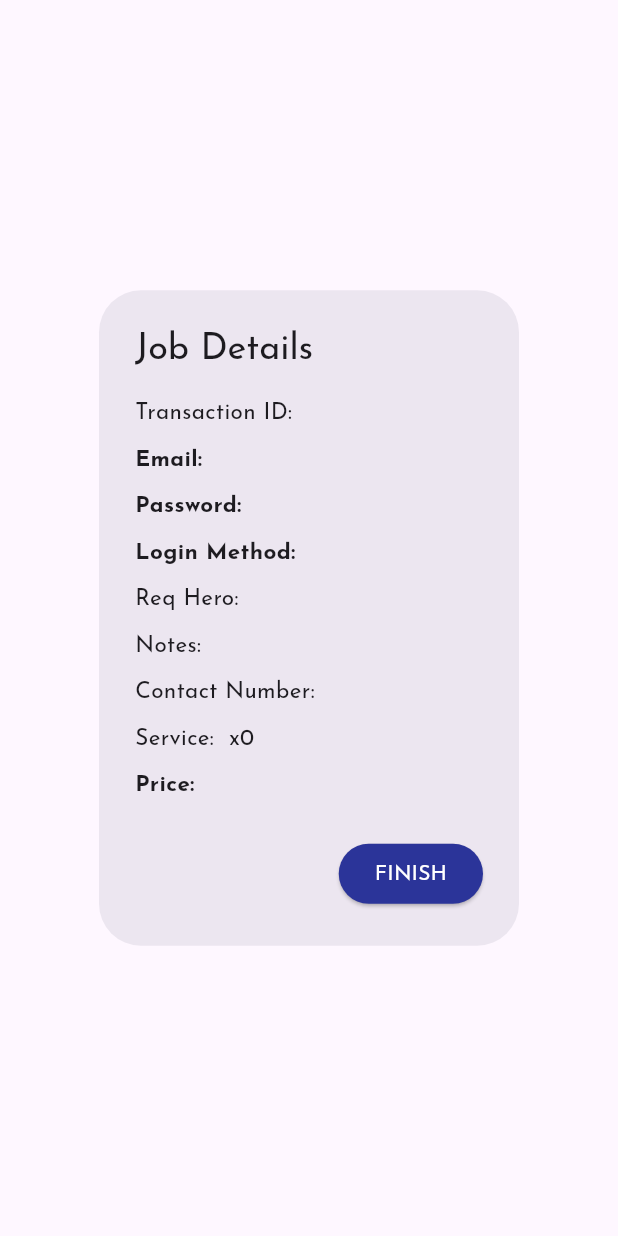
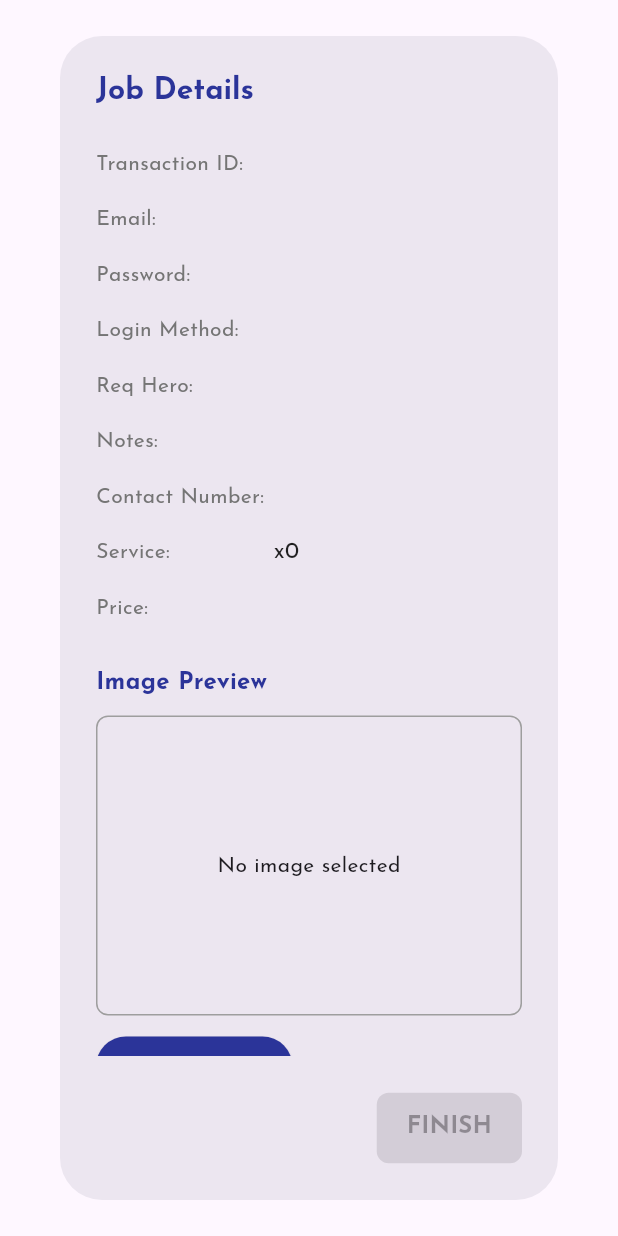
Before and after one commit to zaydant/jokibydante-mobile, a Flutter app: the TransactionDetailsDialog widget shown alone on an empty page, opened directly with empty values, on a phone screen of 412 x 824 dp. Run offline on Flutter 3.47's test engine with Material 3 defaults, Android fonts, the phone set to English and light mode, and no system bars; our stand-ins replace curved_navigation_bar, image_picker, shared_preferences; accounts and stored records are empty; network calls fail.

Commit message:
Finish Job is now functioning

```diff
--- a/lib/components/details_dialog.dart
+++ b/lib/components/details_dialog.dart
@@ -1,62 +1,188 @@
+import 'dart:io';
 import 'package:flutter/material.dart';
+import 'package:image_picker/image_picker.dart';
+import 'package:provider/provider.dart';
 import 'package:jokiapp/models/transaction_model.dart';
+import 'package:jokiapp/models/user_provider.dart';
+import 'package:jokiapp/services/transaction_services.dart';
 
-class TransactionDetailsDialog extends StatelessWidget {
+class TransactionDetailsDialog extends StatefulWidget {
   final TransactionData transaction;
+  final VoidCallback onFinishTransaction;
 
-  const TransactionDetailsDialog({Key? key, required this.transaction})
-      : super(key: key);
+  const TransactionDetailsDialog({
+    Key? key,
+    required this.transaction,
+    required this.onFinishTransaction,
+  }) : super(key: key);
+
+  @override
+  _TransactionDetailsDialogState createState() =>
+      _TransactionDetailsDialogState();
+}
+
+class _TransactionDetailsDialogState extends State<TransactionDetailsDialog> {
+  File? _image;
+  final picker = ImagePicker();
+  bool _isLoading = false;
+
+  Future getImage() async {
+    final pickedFile = await picker.pickImage(source: ImageSource.gallery);
+
+    setState(() {
+      if (pickedFile != null) {
+        _image = File(pickedFile.path);
+      }
+    });
+  }
+
+  Future<void> finishTransaction() async {
+    if (_image == null) {
+      ScaffoldMessenger.of(context).showSnackBar(
+        const SnackBar(
+            content: Text(
+                'Please select an image before finishing the transaction.')),
+      );
+      return;
+    }
+
+    setState(() {
+      _isLoading = true;
+    });
+
+    try {
+      final token =
+          Provider.of<UserProvider>(context, listen: false).token ?? '';
+      final transactionService = TransactionService();
+
+      await transactionService.finishTransaction(
+        token,
+        widget.transaction.transactionId,
+        _image!,
+      );
+
+      ScaffoldMessenger.of(context).showSnackBar(
+        const SnackBar(content: Text('Transaction finished successfully')),
+      );
+
+      // Call the callback function to refresh the job list
+      widget.onFinishTransaction();
+
+    } catch (e) {
+      print('Error finishing transaction: $e');
+      ScaffoldMessenger.of(context).showSnackBar(
+        SnackBar(content: Text('Error finishing transaction: $e')),
+      );
+    } finally {
+      setState(() {
+        _isLoading = false;
+      });
+      Navigator.of(context).pop(true); // Return true to indicate success
+    }
+  }
+
+  Widget _buildDetailRow(String label, String value, {bool isBold = false}) {
+    return Padding(
+      padding: const EdgeInsets.symmetric(vertical: 8.0),
+      child: Row(
+        crossAxisAlignment: CrossAxisAlignment.start,
+        children: [
+          Expanded(
+            flex: 2,
+            child: Text(
+              label,
+              style: TextStyle(
+                fontSize: 14,
+                color: Colors.grey[600],
+              ),
+            ),
+          ),
+          Expanded(
+            flex: 3,
+            child: Text(
+              value,
+              style: TextStyle(
+                fontSize: 15,
+                fontWeight: isBold ? FontWeight.bold : FontWeight.normal,
+                color: Colors.black87,
+              ),
+            ),
+          ),
+        ],
+      ),
+    );
+  }
 
   @override
   Widget build(BuildContext context) {
     return AlertDialog(
-      title: const Text('Job Details'),
-      content: SingleChildScrollView(
-        child: ListBody(
-          children: <Widget>[
-            Text(
-              'Transaction ID: ${transaction.transactionId}',
+      title: Text(
+        'Job Details',
         style: TextStyle(
-                fontSize: 15,
+          fontSize: 20,
+          fontWeight: FontWeight.bold,
+          color: const Color.fromRGBO(43, 52, 153, 1),
         ),
       ),
-            SizedBox(height: 10),
-            Text('Email: ${transaction.email}', style: TextStyle(
-                fontSize: 15,
-                fontWeight: FontWeight.bold
-              ),),
-            SizedBox(height: 10),
-            Text('Password: ${transaction.password}', style: TextStyle(
-                fontSize: 15,
-                fontWeight: FontWeight.bold
-              ),),
-            SizedBox(height: 10),
-            Text('Login Method: ${transaction.loginMethod}', style: TextStyle(
-                fontSize: 15,
-                fontWeight: FontWeight.bold
-              ),),
-            SizedBox(height: 10),
-            Text('Req Hero: ${transaction.reqHero}', style: TextStyle(
-                fontSize: 15,
-              ),),
-            SizedBox(height: 10),
-            Text('Notes: ${transaction.notes}', style: TextStyle(
-                fontSize: 15,
-              ),),
-            SizedBox(height: 10),
-            Text('Contact Number: ${transaction.contactNumber}', style: TextStyle(
-                fontSize: 15,
-              ),),
-            SizedBox(height: 10),
-            Text('Service: ${transaction.rank} x${transaction.quantity}', style: TextStyle(
-                fontSize: 15,
-              ),),
-            SizedBox(height: 10),
-            Text('Price: ${transaction.price}', style: TextStyle(
-                fontSize: 15,
-                fontWeight: FontWeight.bold
-              ),),
+      content: SizedBox(
+        width: double.maxFinite,
+        child: SingleChildScrollView(
+          child: Column(
+            crossAxisAlignment: CrossAxisAlignment.start,
+            mainAxisSize: MainAxisSize.min,
+            children: <Widget>[
+              _buildDetailRow(
+                  'Transaction ID:', widget.transaction.transactionId),
+              _buildDetailRow('Email:', widget.transaction.email, isBold: true),
+              _buildDetailRow('Password:', widget.transaction.password,
+                  isBold: true),
+              _buildDetailRow('Login Method:', widget.transaction.loginMethod,
+                  isBold: true),
+              _buildDetailRow('Req Hero:', widget.transaction.reqHero),
+              _buildDetailRow('Notes:', widget.transaction.notes),
+              _buildDetailRow(
+                  'Contact Number:', widget.transaction.contactNumber),
+              _buildDetailRow('Service:',
+                  '${widget.transaction.rank} x${widget.transaction.quantity}'),
+              _buildDetailRow('Price:', widget.transaction.price, isBold: true),
+              const SizedBox(height: 20),
+              const Text(
+                'Image Preview',
+                style: TextStyle(
+                  fontSize: 16,
+                  fontWeight: FontWeight.bold,
+                  color: Color.fromRGBO(43, 52, 153, 1),
+                ),
+              ),
+              const SizedBox(height: 10),
+              Container(
+                height: 200,
+                width: double.infinity,
+                decoration: BoxDecoration(
+                  border: Border.all(color: Colors.grey),
+                  borderRadius: BorderRadius.circular(8),
+                ),
+                child: _image == null
+                    ? const Center(child: Text('No image selected'))
+                    : ClipRRect(
+                        borderRadius: BorderRadius.circular(8),
+                        child: Image.file(
+                          _image!,
+                          fit: BoxFit.cover,
+                        ),
+                      ),
+              ),
+              const SizedBox(height: 10),
+              ElevatedButton(
+                style: ElevatedButton.styleFrom(
+                  foregroundColor: Colors.white,
+                  backgroundColor: const Color.fromRGBO(43, 52, 153, 1),
+                ),
+                onPressed: getImage,
+                child: const Text('Select Image'),
+              ),
             ],
+          ),
         ),
       ),
       actions: <Widget>[
@@ -64,9 +190,19 @@ class TransactionDetailsDialog extends StatelessWidget {
           style: ElevatedButton.styleFrom(
             foregroundColor: Colors.white,
             backgroundColor: const Color.fromRGBO(43, 52, 153, 1),
+            padding: const EdgeInsets.symmetric(horizontal: 20, vertical: 12),
+            shape: RoundedRectangleBorder(
+              borderRadius: BorderRadius.circular(8),
             ),
-            onPressed: () {},
-            child: Text('FINISH'))
+          ),
+          onPressed: _isLoading || _image == null ? null : finishTransaction,
+          child: _isLoading
+              ? const CircularProgressIndicator(color: Colors.white)
+              : const Text(
+                  'FINISH',
+                  style: TextStyle(fontSize: 16, fontWeight: FontWeight.bold),
+                ),
+        ),
       ],
     );
   }
--- a/lib/pages/transaction_list.dart
+++ b/lib/pages/transaction_list.dart
@@ -33,7 +33,7 @@ class _TransactionListState extends State<TransactionList> {
 
   Future<void> _updateTransaction(String token, String transactionId, String jokiStatus) async {
     try {
-      await _transactionService.updateTransaction(token, transactionId, jokiStatus, "update");
+      await _transactionService.updateTransaction(token, transactionId, jokiStatus);
       scaffoldMessengerKey.currentState?.showSnackBar(
         const SnackBar(content: Text('Job taken successfully')),
       );
@@ -185,7 +185,7 @@ Widget build(BuildContext context) {
                 Navigator.of(context).pop(); // Close the dialog
                 try {
                   await _transactionService.updateTransaction(
-                      token, transactionId, jokiStatus, action);
+                      token, transactionId, jokiStatus);
                 } catch (e) {
                   scaffoldMessengerKey.currentState?.showSnackBar(
                     SnackBar(content: Text('Error: $e')),
--- a/pubspec.yaml
+++ b/pubspec.yaml
@@ -40,6 +40,7 @@ dependencies:
   flutter_svg: ^2.0.10+1
   provider: ^6.1.2
   shared_preferences: ^2.2.3
+  image_picker: ^1.1.2
 
 dev_dependencies:
   flutter_test:
```
Also changed, not shown: lib/pages/worker/job_list.dart (+6 -5 lines), lib/services/transaction_services.dart (+26 -2 lines), pubspec.lock, 6 other files. Lines whose indentation alone changed are shown as unchanged.
